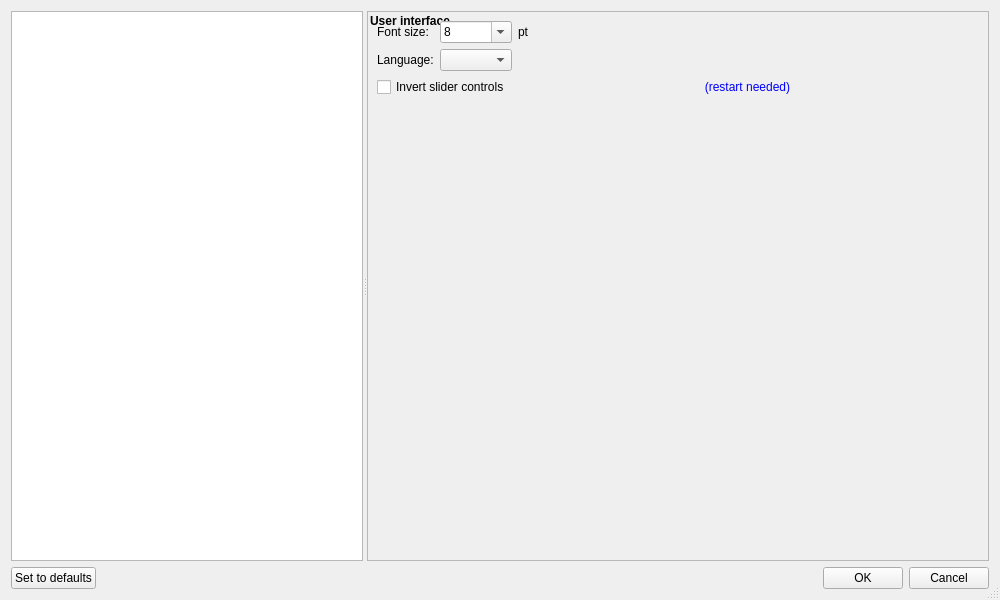
This is src/candle/frmsettings.ui in Denvi/Candle as Qt 5 draws it before an edit. The edited form follows.
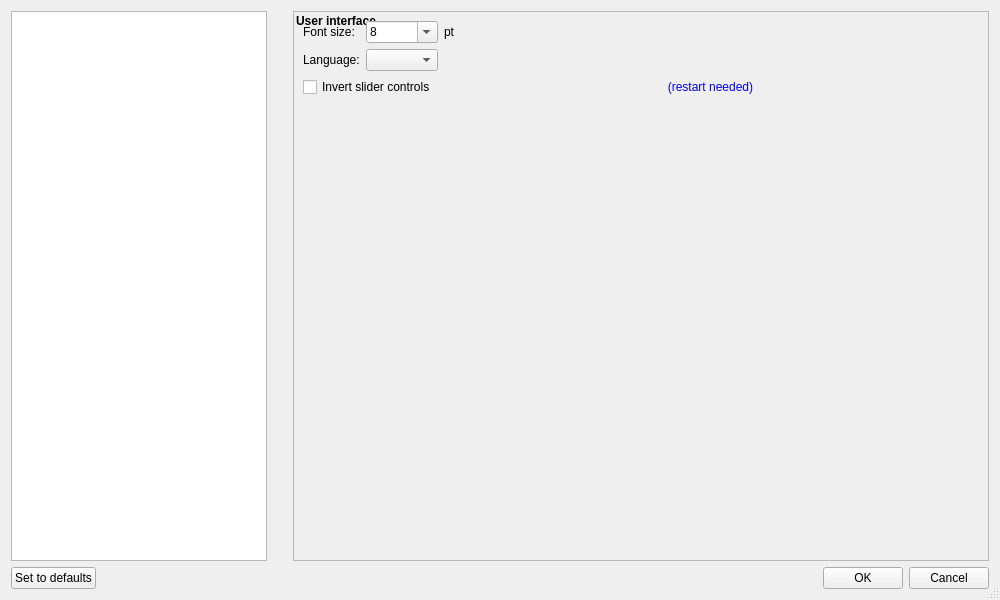
This is the edited form. The open tabs and pages were chosen to show the change. Icons and pictures are not drawn. Custom widgets are drawn as their Qt base class.

What changed in the file:
```diff
--- a/src/candle/frmsettings.ui
+++ b/src/candle/frmsettings.ui
@@ -29,12 +29,13 @@
   <property name="sizeGripEnabled">
    <bool>true</bool>
   </property>
-  <layout class="QVBoxLayout" name="verticalLayout_4" stretch="1,0">
+  <layout class="QVBoxLayout" name="verticalLayout_4">
    <item>
-    <widget class="QSplitter" name="splitMain">
-     <property name="orientation">
-      <enum>Qt::Horizontal</enum>
+    <layout class="QHBoxLayout" name="horizontalLayout_10" stretch="0,1">
+     <property name="spacing">
+      <number>26</number>
      </property>
+     <item>
      <widget class="QListWidget" name="listCategories">
       <property name="styleSheet">
        <string notr="true">QListWidget::item {
@@ -45,6 +46,8 @@
        <number>1</number>
       </property>
      </widget>
+     </item>
+     <item>
      <widget class="QScrollArea" name="scrollSettings_2">
       <property name="verticalScrollBarPolicy">
        <enum>Qt::ScrollBarAsNeeded</enum>
@@ -60,8 +63,8 @@
         <rect>
          <x>0</x>
          <y>0</y>
-         <width>627</width>
-         <height>597</height>
+          <width>671</width>
+          <height>618</height>
         </rect>
        </property>
        <layout class="QVBoxLayout" name="verticalLayout_10">
@@ -1506,9 +1509,6 @@
                    <property name="editable">
                     <bool>false</bool>
                    </property>
-                   <property name="currentText">
-                    <string/>
-                   </property>
                    <property name="maxCount">
                     <number>10</number>
                    </property>
@@ -1526,7 +1526,7 @@
                     <bool>true</bool>
                    </property>
                    <property name="currentText">
-                    <string>8</string>
+                     <string>0</string>
                    </property>
                    <property name="maxCount">
                     <number>10</number>
@@ -1630,7 +1630,8 @@
        </layout>
       </widget>
      </widget>
-    </widget>
+     </item>
+    </layout>
    </item>
    <item>
     <layout class="QHBoxLayout" name="horizontalLayout">
```
Left out of the diff: 2 changed lines with no effect on the pictures. Lines whose indentation alone changed are shown as unchanged.
